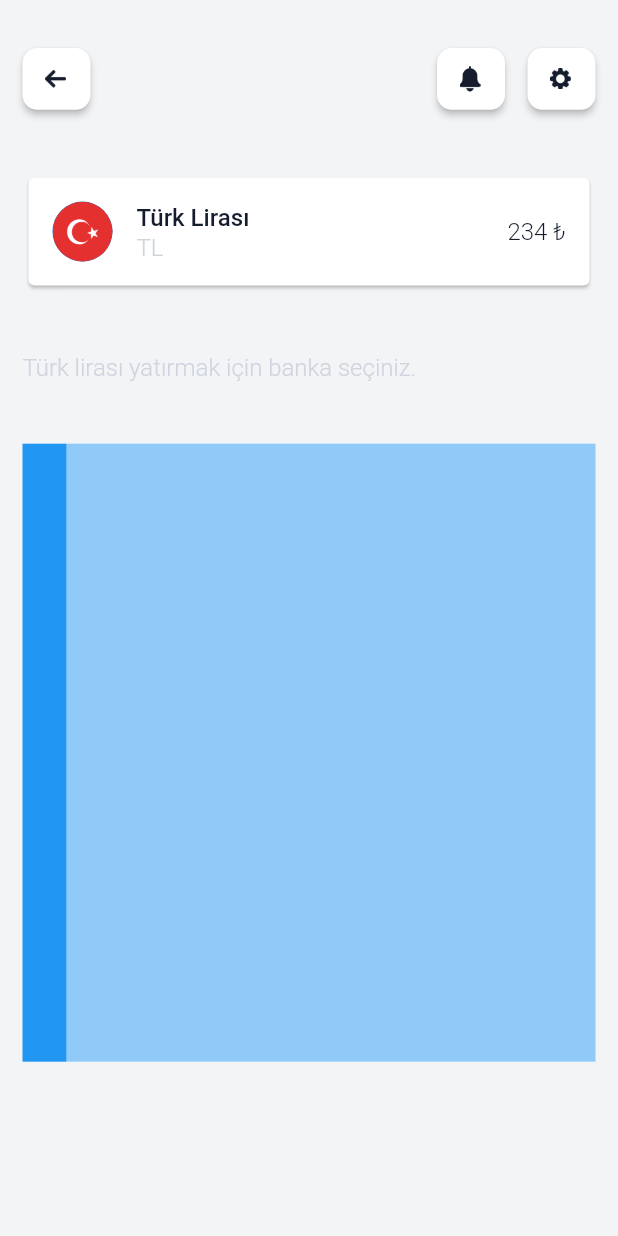
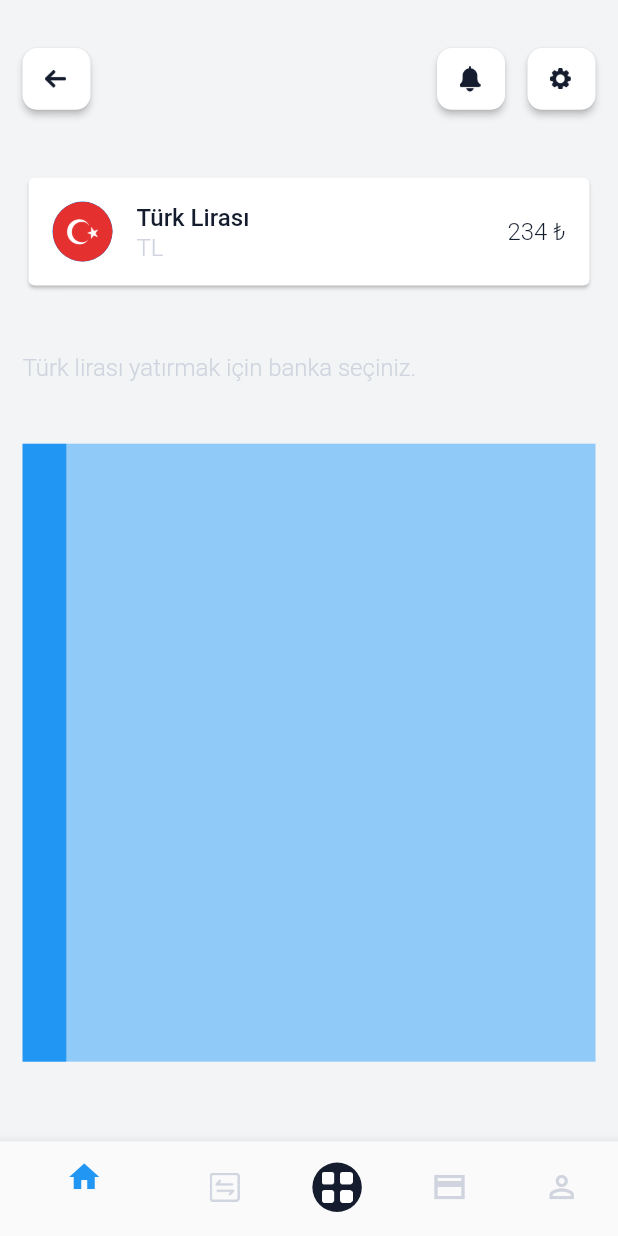
Before and after one commit to cuneyt0/sanalira_case, a Flutter app: the BankList screen opened by its route, on a phone screen of 412 x 824 dp. Run offline on Flutter 3.47's test engine with Material 2 defaults, Android fonts, the phone set to English and light mode, and no system bars; our stand-ins replace connectivity_plus, dio, dotted_border, email_validator, flutter_easyloading, flutter_mobx and 5 more; accounts and stored records are empty; generated files the repository leaves out were written again.

```diff
--- a/lib/app/presentation/bank_list/screen/bank_list.dart
+++ b/lib/app/presentation/bank_list/screen/bank_list.dart
@@ -20,6 +20,7 @@ class BankList extends StatefulWidget {
 
 class _BankListState extends State<BankList> {
   final BankListViewModel _viewmodel = getIt.get<BankListViewModel>();
+  int currentIndex = 0;
   @override
   void initState() {
     super.initState();
@@ -29,6 +30,7 @@ class _BankListState extends State<BankList> {
   Widget build(BuildContext context) {
     return Scaffold(
       backgroundColor: ColorName.antiFlashWhite,
+      bottomNavigationBar: _bottomNavigationBar(),
       body: Padding(
         padding: const EdgeInsets.only(left: 15.0, top: 32, right: 15),
         child: ListView.separated(
@@ -41,6 +43,65 @@ class _BankListState extends State<BankList> {
                 _infoList(context: context, viewModel: _viewmodel).length),
       ),
     );
+  }
+
+  Observer _bottomNavigationBar() {
+    return Observer(builder: (context) {
+      return BottomNavigationBar(
+          currentIndex: _viewmodel.currentIndex,
+          onTap: (index) => _viewmodel.currentIndex = index,
+          items: [
+            BottomNavigationBarItem(
+                label: '',
+                icon: Icon(
+                  Icons.home,
+                  color: _viewmodel.currentIndex == 0
+                      ? Colors.blue
+                      : ColorName.lightSilver,
+                )),
+            BottomNavigationBarItem(
+                label: '',
+                icon: Image.asset(Assets.icons.transaction.keyName,
+                    width: 20,
+                    height: 20,
+                    color: _viewmodel.currentIndex == 1
+                        ? Colors.blue
+                        : ColorName.lightSilver)),
+            BottomNavigationBarItem(
+                label: '',
+                icon: Container(
+                  height: context.screenHeight(height: .04),
+                  width: context.screenWidht(width: .1), // 44,
+                  decoration: BoxDecoration(
+                    shape: BoxShape.circle,
+                    color: _viewmodel.currentIndex == 2
+                        ? ColorName.white
+                        : ColorName.darkGunmetal,
+                  ),
+                  alignment: Alignment.center, // This is needed
+                  child: Image.asset(
+                    Assets.icons.layer.keyName,
+                    color: _viewmodel.currentIndex == 2
+                        ? Colors.blue
+                        : ColorName.white,
+                    fit: BoxFit.contain,
+                    width: context.screenWidht(width: .05),
+                  ),
+                )),
+            BottomNavigationBarItem(
+                label: '',
+                icon: Icon(Icons.credit_card_sharp,
+                    color: _viewmodel.currentIndex == 3
+                        ? Colors.blue
+                        : ColorName.lightSilver)),
+            BottomNavigationBarItem(
+                label: '',
+                icon: Icon(Icons.person_outline,
+                    color: _viewmodel.currentIndex == 4
+                        ? Colors.blue
+                        : ColorName.lightSilver)),
+          ]);
+    });
   }
 
   List<Widget> _infoList(
--- a/lib/app/presentation/bank_list/view_model/bank_list_viewmodel.dart
+++ b/lib/app/presentation/bank_list/view_model/bank_list_viewmodel.dart
@@ -15,6 +15,8 @@ abstract class _BankListViewModelBase with Store {
 
   @observable
   ResultState<BankInfo> asignmentResultState = const ResultState.initial();
+  @observable
+  int currentIndex = 0;
   @observable
   List<String>? images = [
     Assets.images.albaraka.keyName,
--- a/lib/gen/assets.gen.dart
+++ b/lib/gen/assets.gen.dart
@@ -19,6 +19,9 @@ class $AssetsColorGen {
 class $AssetsIconsGen {
   const $AssetsIconsGen();
 
+  /// File path: assets/icons/Layer.png
+  AssetGenImage get layer => const AssetGenImage('assets/icons/Layer.png');
+
   /// File path: assets/icons/Rectangle.png
   AssetGenImage get rectangle =>
       const AssetGenImage('assets/icons/Rectangle.png');
@@ -33,6 +36,10 @@ class $AssetsIconsGen {
   /// File path: assets/icons/settings.png
   AssetGenImage get settings =>
       const AssetGenImage('assets/icons/settings.png');
+
+  /// File path: assets/icons/transaction.png
+  AssetGenImage get transaction =>
+      const AssetGenImage('assets/icons/transaction.png');
 }
 
 class $AssetsImagesGen {
```
Also changed, not shown: assets/icons/Layer.png (added), assets/icons/transaction.png (added), lib/app/presentation/bank_list/view_model/bank_list_viewmodel.g.dart.
